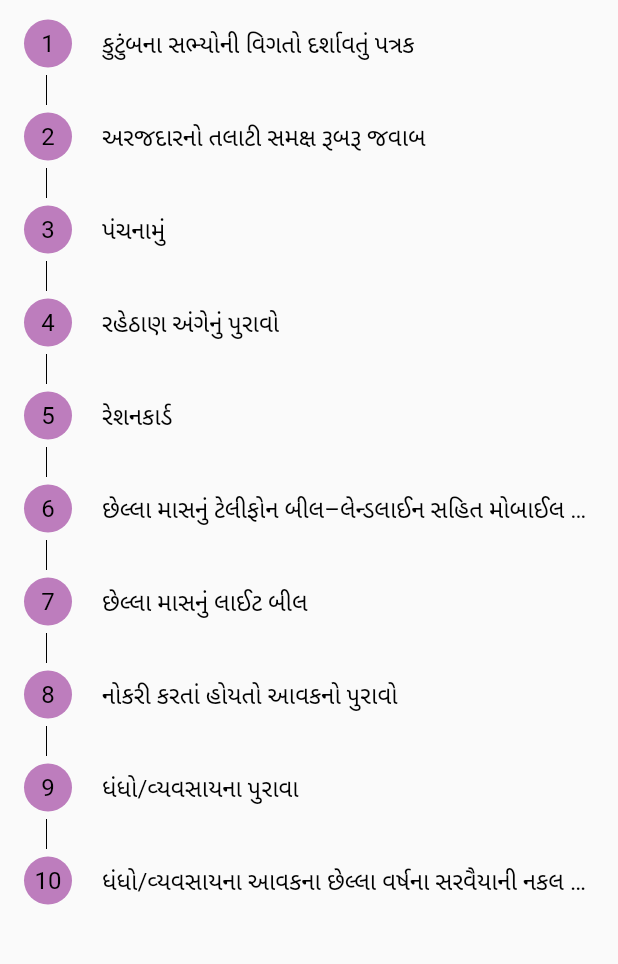
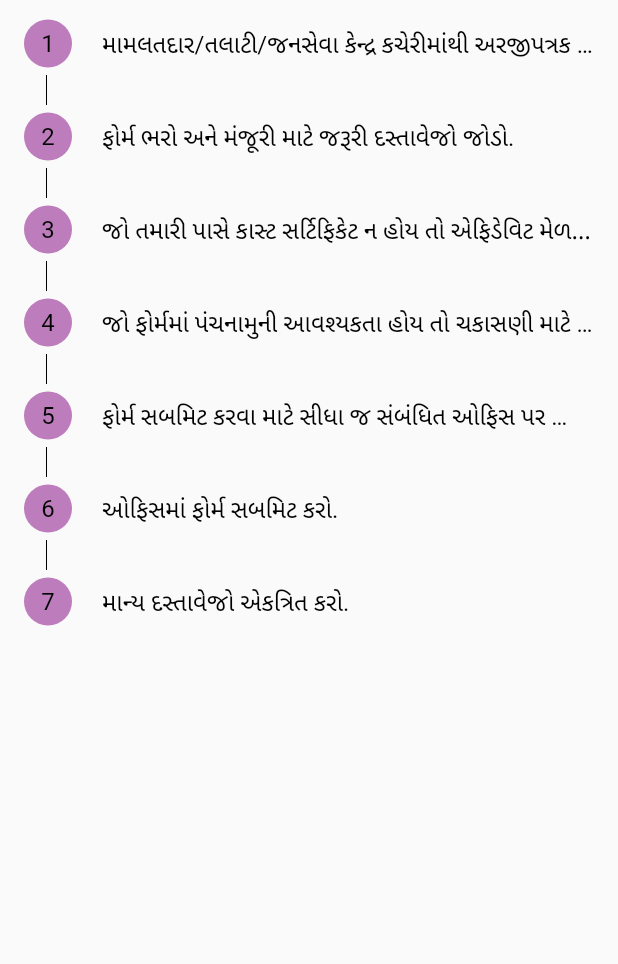
Before and after one commit to yash1001-sojitra/mygovern, a Flutter app: the CatforDoc screen opened directly with empty values, after a tap on "ડોક્યુમેન્ટ સ્ટેપ્સ", on a phone screen of 412 x 824 dp, the part 84-1048 px from its top. Run offline on Flutter 3.47's test engine with Material 2 defaults, Android fonts, the phone set to English and light mode, and no system bars; our stand-ins replace awesome_snackbar_content, babstrap_settings_screen, cloud_firestore, dio, firebase_auth, firebase_core and 12 more; missing offline and left inert: about, firebase_phone_auth_handler, flutter_pdfview, image_downloader; accounts and stored records are empty.

Commit message:
fix screens

```diff
--- a/lib/Screens/Authentication/Auth_With_Number/otp_verification.dart
+++ b/lib/Screens/Authentication/Auth_With_Number/otp_verification.dart
@@ -69,14 +69,6 @@ class _VerifyPhoneNumberScreenState extends State<VerifyPhoneNumberScreen>
 
   @override
   Widget build(BuildContext context) {
-    // final _formkey = GlobalKey<FormState>();
-    // TextEditingController phoneController = TextEditingController();
-    // TextEditingController emailController = TextEditingController();
-    // TextEditingController nameController = TextEditingController();
-    // TextEditingController otpCodeController = TextEditingController();
-    // final sp = context.read<SignInProvider>();
-    // final ip = context.read<InternetProvider>();
-
     return SafeArea(
       child: FirebasePhoneAuthHandler(
         phoneNumber: widget.phoneNumber,
@@ -106,8 +98,8 @@ class _VerifyPhoneNumberScreenState extends State<VerifyPhoneNumberScreen>
           );
 
           // Navigator.pushReplacement(context, homepageScreenRoute);
-          Navigator.popAndPushNamed(context, homepageScreenRoute);
-          // Navigator.pushReplacementNamed(context, homepageScreenRoute);
+          // Navigator.popAndPushNamed(context, homepageScreenRoute);
+          Navigator.pushReplacementNamed(context, homepageScreenRoute);
         },
         // ignore: void_checks
         onLoginFailed: (authException, stackTrace) {
@@ -222,11 +214,11 @@ class _VerifyPhoneNumberScreenState extends State<VerifyPhoneNumberScreen>
                             if (verified) {
                               // number verify success
                               // will call onLoginSuccess handler
-                              ScaffoldMessenger.of(context).showSnackBar(
-                                  animationsnackbar(
-                                      "OTP Verification",
-                                      "OTP verification success",
-                                      ContentType.success));
+                              // ScaffoldMessenger.of(context).showSnackBar(
+                              //     animationsnackbar(
+                              //         "OTP Verification",
+                              //         "OTP verification success",
+                              //         ContentType.success));
                             } else {
                               // phone verification failed
                               // will call onLoginFailed or onError callbacks with the error
--- a/lib/Screens/Details_Screen/stepper_proc.dart
+++ b/lib/Screens/Details_Screen/stepper_proc.dart
@@ -16,16 +16,13 @@ class StepperPross extends StatefulWidget {
 
 class _StepperProssState extends State<StepperPross> {
   List documentdetails = [
-    "કુટુંબના સભ્યોની વિગતો દર્શાવતું પત્રક",
-    "અરજદારનો તલાટી સમક્ષ રૂબરૂ જવાબ",
-    "પંચનામું",
-    "રહેઠાણ અંગેનું પુરાવો",
-    "રેશનકાર્ડ",
-    "છેલ્લા માસનું ટેલીફોન બીલ–લેન્ડલાઈન સહિત મોબાઈલ ફોનનાં બીલોની વિગત આપવી",
-    "છેલ્લા માસનું લાઈટ બીલ",
-    "નોકરી કરતાં હોયતો આવકનો પુરાવો",
-    "ધંધો/વ્યવસાયના પુરાવા",
-    "ધંધો/વ્યવસાયના આવકના છેલ્લા વર્ષના સરવૈયાની નકલ તથા ઇન્કમટેક્ષની નકલ"
+    "મામલતદાર/તલાટી/જનસેવા કેન્દ્ર કચેરીમાંથી અરજીપત્રક અને ટિકિટો એકત્રિત કરો.",
+    "ફોર્મ ભરો અને મંજૂરી માટે જરૂરી દસ્તાવેજો જોડો.",
+    "જો તમારી પાસે કાસ્ટ સર્ટિફિકેટ ન હોય તો એફિડેવિટ મેળવો.",
+    "જો ફોર્મમાં પંચનામુની આવશ્યકતા હોય તો ચકાસણી માટે બે લોકોને સંબંધિત ",
+    "ફોર્મ સબમિટ કરવા માટે સીધા જ સંબંધિત ઓફિસ પર જાઓ.",
+    "ઓફિસમાં ફોર્મ સબમિટ કરો.",
+    "માન્ય દસ્તાવેજો એકત્રિત કરો.",
   ];
 
   List colors = [
--- a/lib/Screens/Document_pdf_generator/pdfexport/pdfpreview.dart
+++ b/lib/Screens/Document_pdf_generator/pdfexport/pdfpreview.dart
@@ -12,9 +12,11 @@ class PdfPreviewPage extends StatelessWidget {
   Widget build(BuildContext context) {
     return Scaffold(
       appBar: AppBar(
-        title: Text('PDF Preview'),
+        title: Text('અરજદારનો રૂબરૂ જવાબ'),
       ),
       body: PdfPreview(
+        canDebug: false,
+        canChangeOrientation: false,
         build: (context) => makePdf(invoice),
       ),
     );
--- a/lib/Screens/category_for_document/cat_for_doc.dart
+++ b/lib/Screens/category_for_document/cat_for_doc.dart
@@ -66,7 +66,17 @@ class _CatforDocState extends State<CatforDoc> {
       appBar: AppBar(
         title: Flexible(
             child: Text(
-          widget.documentname,
+          docname[0] == widget.documentname
+              ? docname[0]
+              : docname[1] == widget.documentname
+                  ? docname[1]
+                  : docname[2] == widget.documentname
+                      ? docname[2]
+                      : docname[3] == widget.documentname
+                          ? docname[3]
+                          : docname[4] == widget.documentname
+                              ? docname[4]
+                              : docname[0],
           softWrap: true,
           maxLines: 1,
           overflow: TextOverflow.ellipsis,
```
